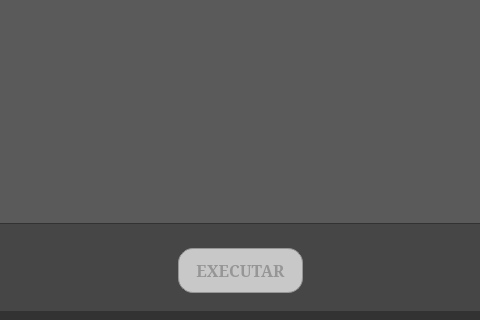
GHRodriguess/WAPI, file frontend/ui/tela_principal/tela_principal.ui: the form before one commit; both pictures show x 160 to 640 and y 280 to 600 of the 800 by 600 pixel window.
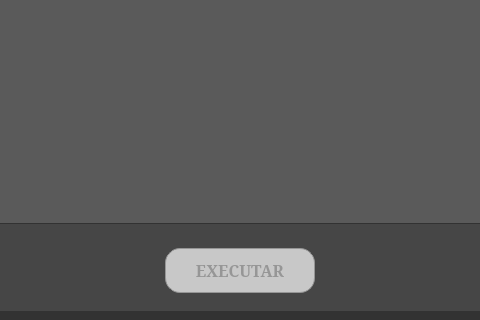
The form after the commit. Icons and pictures are not drawn.

```diff
--- a/frontend/ui/tela_principal/tela_principal.ui
+++ b/frontend/ui/tela_principal/tela_principal.ui
@@ -491,7 +491,7 @@
             </property>
             <property name="minimumSize">
              <size>
-              <width>125</width>
+              <width>150</width>
               <height>45</height>
              </size>
             </property>
```
